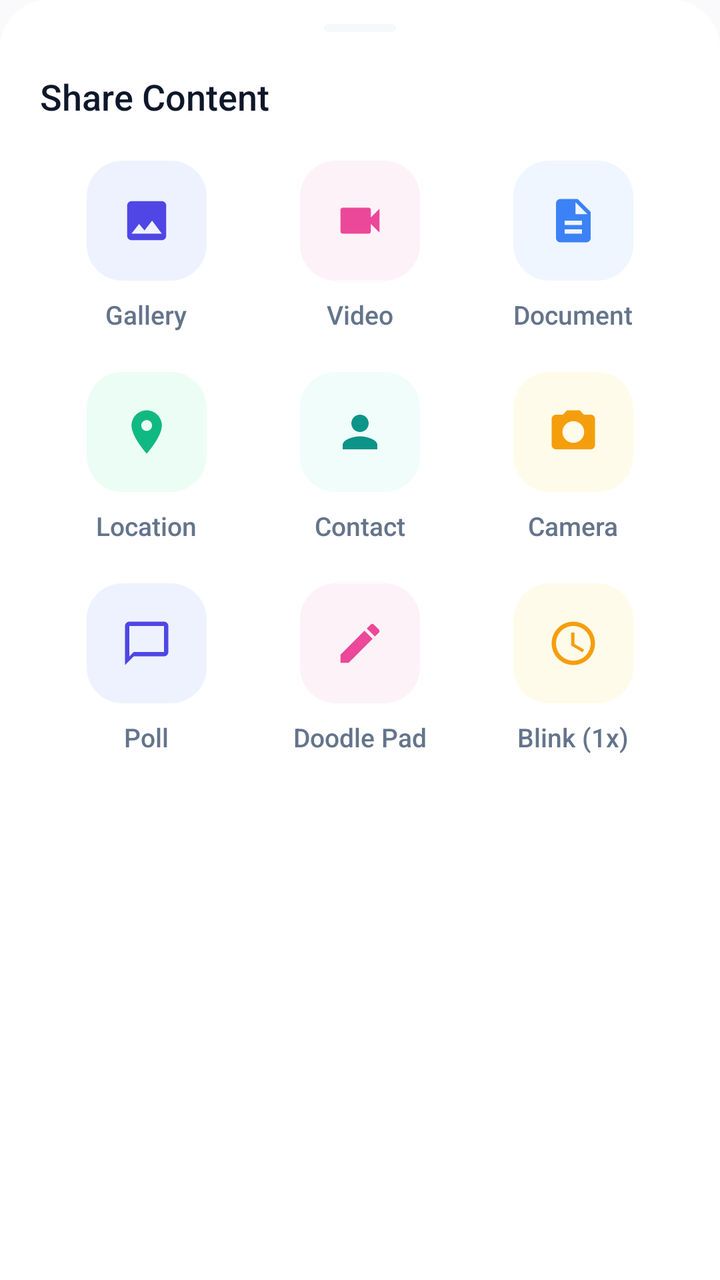
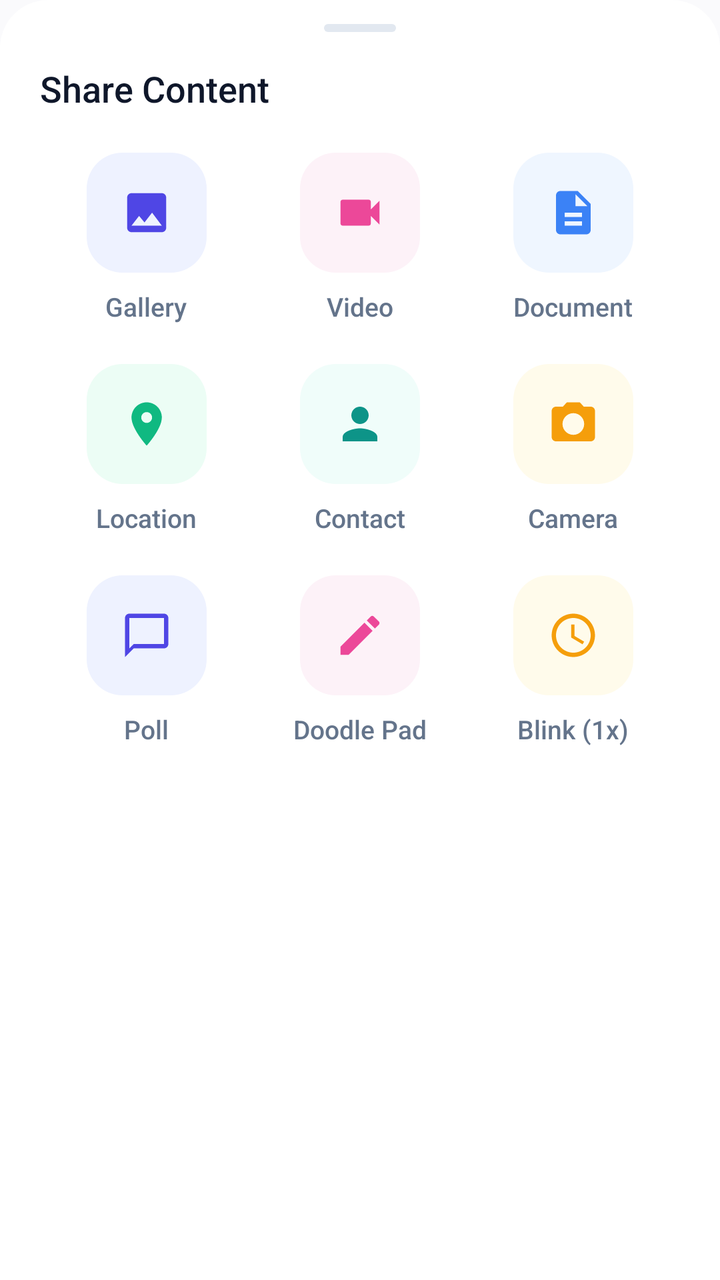

Two renders of the same Android screen: before a commit and after it. Below are the layout's source before the change and the commit's diff.
<!-- AndroidManifest.xml: application theme Theme.VEIL -->
<!-- res/layout/dialog_attachment_bottom_sheet.xml -->
<?xml version="1.0" encoding="utf-8"?>
<LinearLayout xmlns:android="http://schemas.android.com/apk/res/android"
    xmlns:app="http://schemas.android.com/apk/res-auto"
    android:id="@+id/attachmentSheetRoot"
    android:layout_width="match_parent"
    android:layout_height="wrap_content"
    android:background="@drawable/bg_bottom_sheet_modern"
    android:orientation="vertical"
    android:paddingStart="20dp"
    android:paddingEnd="20dp"
    android:paddingTop="12dp"
    android:paddingBottom="32dp">

    
    <View
        android:layout_width="36dp"
        android:layout_height="4dp"
        android:layout_gravity="center_horizontal"
        android:layout_marginBottom="20dp"
        android:background="@drawable/bg_bottom_sheet_handle"
        android:alpha="0.3" />

    
    <TextView
        android:layout_width="wrap_content"
        android:layout_height="wrap_content"
        android:layout_marginBottom="20dp"
        android:fontFamily="sans-serif-medium"
        android:text="Share Content"
        android:textColor="@color/textPrimary"
        android:textSize="18sp" />

    
    <LinearLayout
        android:layout_width="match_parent"
        android:layout_height="wrap_content"
        android:layout_marginBottom="20dp"
        android:orientation="horizontal">

        
        <LinearLayout
            android:id="@+id/btnAttachImage"
            android:layout_width="0dp"
            android:layout_height="wrap_content"
            android:layout_weight="1"
            android:clickable="true"
            android:focusable="true"
            android:gravity="center"
            android:orientation="vertical">

            <FrameLayout
                android:layout_width="60dp"
                android:layout_height="60dp"
                android:background="@drawable/bg_attach_item"
                android:backgroundTint="@color/attach_image_bg">

                <ImageView
                    android:layout_width="26dp"
                    android:layout_height="26dp"
                    android:layout_gravity="center"
                    android:src="@drawable/ic_image"
                    app:tint="@color/attach_image_icon" />
            </FrameLayout>

            <TextView
                android:layout_width="wrap_content"
                android:layout_height="wrap_content"
                android:layout_marginTop="8dp"
                android:fontFamily="sans-serif-medium"
                android:text="Gallery"
                android:textColor="@color/textSecondary"
                android:textSize="13sp" />
        </LinearLayout>

        
        <LinearLayout
            android:id="@+id/btnAttachVideo"
            android:layout_width="0dp"
            android:layout_height="wrap_content"
            android:layout_weight="1"
            android:clickable="true"
            android:focusable="true"
            android:gravity="center"
            android:orientation="vertical">

            <FrameLayout
                android:layout_width="60dp"
                android:layout_height="60dp"
                android:background="@drawable/bg_attach_item"
                android:backgroundTint="@color/attach_video_bg">

                <ImageView
                    android:layout_width="26dp"
                    android:layout_height="26dp"
                    android:layout_gravity="center"
                    android:src="@drawable/ic_video"
                    app:tint="@color/attach_video_icon" />
            </FrameLayout>

            <TextView
                android:layout_width="wrap_content"
                android:layout_height="wrap_content"
                android:layout_marginTop="8dp"
                android:fontFamily="sans-serif-medium"
                android:text="Video"
                android:textColor="@color/textSecondary"
                android:textSize="13sp" />
        </LinearLayout>

        
        <LinearLayout
            android:id="@+id/btnAttachDocument"
            android:layout_width="0dp"
            android:layout_height="wrap_content"
            android:layout_weight="1"
            android:clickable="true"
            android:focusable="true"
            android:gravity="center"
            android:orientation="vertical">

            <FrameLayout
                android:layout_width="60dp"
                android:layout_height="60dp"
                android:background="@drawable/bg_attach_item"
                android:backgroundTint="@color/attach_document_bg">

                <ImageView
                    android:layout_width="26dp"
                    android:layout_height="26dp"
                    android:layout_gravity="center"
                    android:src="@drawable/ic_document"
                    app:tint="@color/attach_document_icon" />
            </FrameLayout>

            <TextView
                android:layout_width="wrap_content"
                android:layout_height="wrap_content"
                android:layout_marginTop="8dp"
                android:fontFamily="sans-serif-medium"
                android:text="Document"
                android:textColor="@color/textSecondary"
                android:textSize="13sp" />
        </LinearLayout>

    </LinearLayout>

    
    <LinearLayout
        android:layout_width="match_parent"
        android:layout_height="wrap_content"
        android:orientation="horizontal">

        
        <LinearLayout
            android:id="@+id/btnAttachLocation"
            android:layout_width="0dp"
            android:layout_height="wrap_content"
            android:layout_weight="1"
            android:clickable="true"
            android:focusable="true"
            android:gravity="center"
            android:orientation="vertical">

            <FrameLayout
                android:layout_width="60dp"
                android:layout_height="60dp"
                android:background="@drawable/bg_attach_item"
                android:backgroundTint="@color/attach_location_bg">

                <ImageView
                    android:layout_width="26dp"
                    android:layout_height="26dp"
                    android:layout_gravity="center"
                    android:src="@drawable/ic_location"
                    app:tint="@color/attach_location_icon" />
            </FrameLayout>

            <TextView
                android:layout_width="wrap_content"
                android:layout_height="wrap_content"
                android:layout_marginTop="8dp"
                android:fontFamily="sans-serif-medium"
                android:text="Location"
                android:textColor="@color/textSecondary"
                android:textSize="13sp" />
        </LinearLayout>

        
        <LinearLayout
            android:id="@+id/btnAttachContact"
            android:layout_width="0dp"
            android:layout_height="wrap_content"
            android:layout_weight="1"
            android:clickable="true"
            android:focusable="true"
            android:gravity="center"
            android:orientation="vertical">

            <FrameLayout
                android:layout_width="60dp"
                android:layout_height="60dp"
                android:background="@drawable/bg_attach_item"
                android:backgroundTint="@color/attach_contact_bg">

                <ImageView
                    android:layout_width="26dp"
                    android:layout_height="26dp"
                    android:layout_gravity="center"
                    android:src="@drawable/ic_contacts"
                    app:tint="@color/attach_contact_icon" />
            </FrameLayout>

            <TextView
                android:layout_width="wrap_content"
                android:layout_height="wrap_content"
                android:layout_marginTop="8dp"
                android:fontFamily="sans-serif-medium"
                android:text="Contact"
                android:textColor="@color/textSecondary"
                android:textSize="13sp" />
        </LinearLayout>

        
        <LinearLayout
            android:id="@+id/btnAttachCamera"
            android:layout_width="0dp"
            android:layout_height="wrap_content"
            android:layout_weight="1"
            android:clickable="true"
            android:focusable="true"
            android:gravity="center"
            android:orientation="vertical">

            <FrameLayout
                android:layout_width="60dp"
                android:layout_height="60dp"
                android:background="@drawable/bg_attach_item"
                android:backgroundTint="@color/attach_camera_bg">

                <ImageView
                    android:layout_width="26dp"
                    android:layout_height="26dp"
                    android:layout_gravity="center"
                    android:src="@drawable/ic_camera"
                    app:tint="@color/attach_camera_icon" />
            </FrameLayout>

            <TextView
                android:layout_width="wrap_content"
                android:layout_height="wrap_content"
                android:layout_marginTop="8dp"
                android:fontFamily="sans-serif-medium"
                android:text="Camera"
                android:textColor="@color/textSecondary"
                android:textSize="13sp" />
        </LinearLayout>

    </LinearLayout>

    
    <LinearLayout
        android:layout_width="match_parent"
        android:layout_height="wrap_content"
        android:layout_marginTop="20dp"
        android:orientation="horizontal">

        
        <LinearLayout
            android:id="@+id/btnAttachPoll"
            android:layout_width="0dp"
            android:layout_height="wrap_content"
            android:layout_weight="1"
            android:clickable="true"
            android:focusable="true"
            android:gravity="center"
            android:orientation="vertical">

            <FrameLayout
                android:layout_width="60dp"
                android:layout_height="60dp"
                android:background="@drawable/bg_attach_item"
                android:backgroundTint="@color/attach_image_bg">

                <ImageView
                    android:layout_width="26dp"
                    android:layout_height="26dp"
                    android:layout_gravity="center"
                    android:src="@drawable/ic_comment"
                    app:tint="@color/attach_image_icon" />
            </FrameLayout>

            <TextView
                android:layout_width="wrap_content"
                android:layout_height="wrap_content"
                android:layout_marginTop="8dp"
                android:fontFamily="sans-serif-medium"
                android:text="Poll"
                android:textColor="@color/textSecondary"
                android:textSize="13sp" />
        </LinearLayout>

        
        <LinearLayout
            android:id="@+id/btnAttachDoodle"
            android:layout_width="0dp"
            android:layout_height="wrap_content"
            android:layout_weight="1"
            android:clickable="true"
            android:focusable="true"
            android:gravity="center"
            android:orientation="vertical">

            <FrameLayout
                android:layout_width="60dp"
                android:layout_height="60dp"
                android:background="@drawable/bg_attach_item"
                android:backgroundTint="@color/attach_video_bg">

                <ImageView
                    android:layout_width="26dp"
                    android:layout_height="26dp"
                    android:layout_gravity="center"
                    android:src="@drawable/ic_draw"
                    app:tint="@color/attach_video_icon" />
            </FrameLayout>

            <TextView
                android:layout_width="wrap_content"
                android:layout_height="wrap_content"
                android:layout_marginTop="8dp"
                android:fontFamily="sans-serif-medium"
                android:text="Doodle Pad"
                android:textColor="@color/textSecondary"
                android:textSize="13sp" />
        </LinearLayout>

        
        <LinearLayout
            android:id="@+id/btnAttachBlink"
            android:layout_width="0dp"
            android:layout_height="wrap_content"
            android:layout_weight="1"
            android:clickable="true"
            android:focusable="true"
            android:gravity="center"
            android:orientation="vertical">

            <FrameLayout
                android:layout_width="60dp"
                android:layout_height="60dp"
                android:background="@drawable/bg_attach_item"
                android:backgroundTint="@color/attach_camera_bg">

                <ImageView
                    android:layout_width="26dp"
                    android:layout_height="26dp"
                    android:layout_gravity="center"
                    android:src="@drawable/ic_timer"
                    app:tint="@color/attach_camera_icon" />
            </FrameLayout>

            <TextView
                android:layout_width="wrap_content"
                android:layout_height="wrap_content"
                android:layout_marginTop="8dp"
                android:fontFamily="sans-serif-medium"
                android:text="Blink (1x)"
                android:textColor="@color/textSecondary"
                android:textSize="13sp" />
        </LinearLayout>

    </LinearLayout>

</LinearLayout>
<!-- resources referenced by this layout -->
<resources>
  <color name="attach_image_bg">#EEF2FF</color>
  <color name="attach_video_bg">#FDF2F8</color>
  <color name="textPrimary">#0F172A</color>
  <color name="textSecondary">#64748B</color>
  <!-- drawable bg_bottom_sheet_handle (drawable) -->
  <?xml version="1.0" encoding="utf-8"?>
  <shape xmlns:android="http://schemas.android.com/apk/res/android"
      android:shape="rectangle">
      <corners android:radius="2dp" />
      <solid android:color="@color/colorOutline" />
  </shape>
  <color name="colorOutline">#E2E8F0</color>
  <color name="colorSurface">#FFFFFF</color>
  <color name="colorPrimary">#4F46E5</color>
  <color name="text_primary">#0F172A</color>
  <style name="Base.Theme.VEIL" parent="Theme.Material3.DayNight.NoActionBar">
          <item name="android:statusBarColor">@android:color/transparent</item>
          <item name="android:navigationBarColor">@android:color/transparent</item>
          <item name="android:windowLightStatusBar" tools:targetApi="m">true</item>
          <item name="colorPrimary">@color/colorPrimary</item>
          <item name="colorOnPrimary">@color/colorOnPrimary</item>
          <item name="colorPrimaryContainer">@color/colorPrimaryContainer</item>
          <item name="colorOnPrimaryContainer">@color/colorOnPrimaryContainer</item>
          <item name="colorSurface">@color/colorSurface</item>
          <item name="colorSurfaceVariant">@color/colorSurfaceVariant</item>
          <item name="colorOutline">@color/colorOutline</item>
          <item name="android:colorBackground">@color/colorBackground</item>
          <item name="bottomSheetDialogTheme">@style/ModernBottomSheetDialogTheme</item>
      </style>
  <color name="colorOnPrimary">#FFFFFF</color>
  <color name="colorBackground">#FAFAFC</color>
  <!-- unchanged entries left out for length: 27 -->
</resources>

<!-- the commit's change to res/layout/dialog_attachment_bottom_sheet.xml (unified diff, before → after) -->
@@ -16,9 +16,8 @@
         android:layout_width="36dp"
         android:layout_height="4dp"
         android:layout_gravity="center_horizontal"
-        android:layout_marginBottom="20dp"
-        android:background="@drawable/bg_bottom_sheet_handle"
-        android:alpha="0.3" />
+        android:layout_marginBottom="16dp"
+        android:background="@drawable/bg_persona_drag_handle" />
 
     
     <TextView
<!-- resource entries referenced after the edit -->
@@ -4,12 +4,12 @@
   <color name="attach_video_bg">#FDF2F8</color>
   <color name="textPrimary">#0F172A</color>
   <color name="textSecondary">#64748B</color>
-  <!-- drawable bg_bottom_sheet_handle (drawable) -->
+  <!-- drawable bg_persona_drag_handle (drawable) -->
   <?xml version="1.0" encoding="utf-8"?>
   <shape xmlns:android="http://schemas.android.com/apk/res/android"
       android:shape="rectangle">
+      <solid android:color="@color/colorOutline" />
       <corners android:radius="2dp" />
-      <solid android:color="@color/colorOutline" />
   </shape>
   <color name="colorOutline">#E2E8F0</color>
   <color name="colorSurface">#FFFFFF</color>
@@ -23,13 +23,47 @@
           <item name="colorOnPrimary">@color/colorOnPrimary</item>
           <item name="colorPrimaryContainer">@color/colorPrimaryContainer</item>
           <item name="colorOnPrimaryContainer">@color/colorOnPrimaryContainer</item>
+          <item name="colorSecondary">@color/colorSecondary</item>
+          <item name="colorOnSecondary">@color/colorOnSecondary</item>
+          <item name="colorSecondaryContainer">@color/colorSecondaryContainer</item>
+          <item name="colorOnSecondaryContainer">@color/colorOnSecondaryContainer</item>
+          <item name="colorTertiary">@color/colorTertiary</item>
+          <item name="colorOnTertiary">@color/colorOnTertiary</item>
+          <item name="colorTertiaryContainer">@color/colorTertiaryContainer</item>
+          <item name="colorOnTertiaryContainer">@color/colorOnTertiaryContainer</item>
           <item name="colorSurface">@color/colorSurface</item>
+          <item name="colorOnSurface">@color/colorOnSurface</item>
           <item name="colorSurfaceVariant">@color/colorSurfaceVariant</item>
+          <item name="colorOnSurfaceVariant">@color/colorOnSurfaceVariant</item>
+          <item name="colorSurfaceDim">@color/colorSurfaceDim</item>
+          <item name="colorSurfaceBright">@color/colorSurfaceBright</item>
+          <item name="colorSurfaceContainerLowest">@color/colorSurfaceContainerLowest</item>
+          <item name="colorSurfaceContainerLow">@color/colorSurfaceContainerLow</item>
+          <item name="colorSurfaceContainer">@color/colorSurfaceContainer</item>
+          <item name="colorSurfaceContainerHigh">@color/colorSurfaceContainerHigh</item>
+          <item name="colorSurfaceContainerHighest">@color/colorSurfaceContainerHighest</item>
           <item name="colorOutline">@color/colorOutline</item>
           <item name="android:colorBackground">@color/colorBackground</item>
           <item name="bottomSheetDialogTheme">@style/ModernBottomSheetDialogTheme</item>
       </style>
   <color name="colorOnPrimary">#FFFFFF</color>
+  <color name="colorSecondary">#0D9488</color>
+  <color name="colorOnSecondary">#FFFFFF</color>
+  <color name="colorSecondaryContainer">#EEF2FF</color>
+  <color name="colorOnSecondaryContainer">#3730A3</color>
+  <color name="colorTertiary">#06B6D4</color>
+  <color name="colorOnTertiary">#FFFFFF</color>
+  <color name="colorTertiaryContainer">#ECFEFF</color>
+  <color name="colorOnTertiaryContainer">#155E75</color>
+  <color name="colorOnSurface">#0F172A</color>
+  <color name="colorOnSurfaceVariant">#475569</color>
+  <color name="colorSurfaceDim">#E2E8F0</color>
+  <color name="colorSurfaceBright">#FFFFFF</color>
+  <color name="colorSurfaceContainerLowest">#FFFFFF</color>
+  <color name="colorSurfaceContainerLow">#F8FAFC</color>
+  <color name="colorSurfaceContainer">#F1F5F9</color>
+  <color name="colorSurfaceContainerHigh">#E2E8F0</color>
+  <color name="colorSurfaceContainerHighest">#CBD5E1</color>
   <color name="colorBackground">#FAFAFC</color>
   <!-- unchanged entries left out for length: 27 -->
 </resources>
